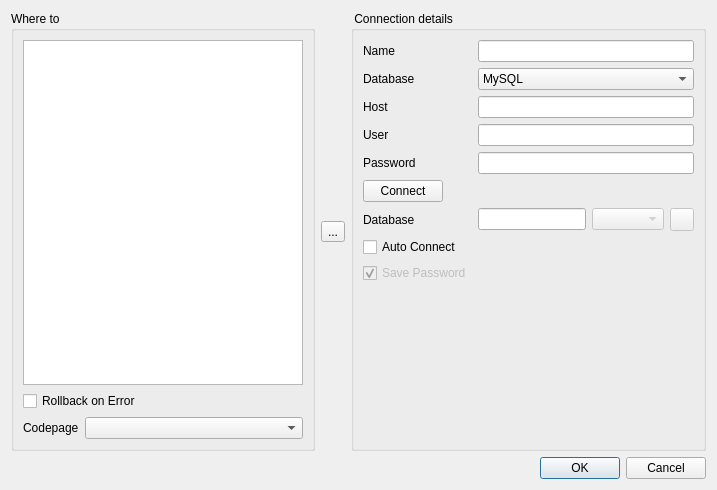
fritzone/ddm, file InjectSqlDialog.ui: the form before one commit.
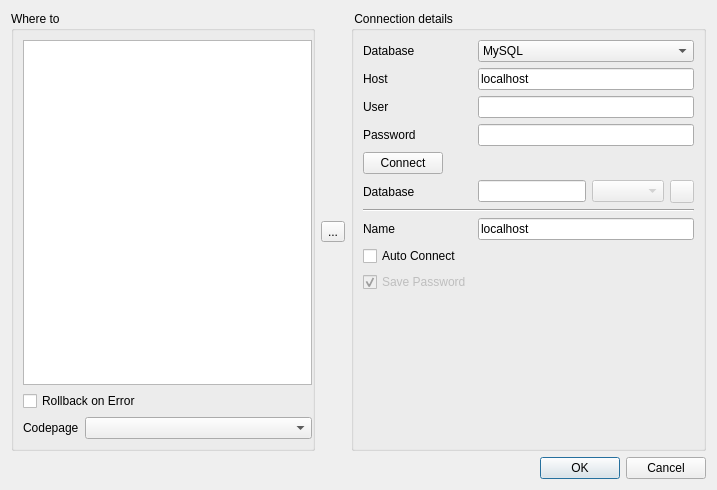
The form after the commit. Icons and pictures are not drawn.

```diff
--- a/InjectSqlDialog.ui
+++ b/InjectSqlDialog.ui
@@ -22,6 +22,9 @@
         <string>Where to</string>
        </property>
        <layout class="QVBoxLayout" name="verticalLayout_3">
+        <property name="rightMargin">
+         <number>0</number>
+        </property>
         <item>
          <widget class="QListWidget" name="lstAllConnections">
           <property name="selectionMode">
@@ -115,16 +118,6 @@
         <property name="fieldGrowthPolicy">
          <enum>QFormLayout::AllNonFixedFieldsGrow</enum>
         </property>
-        <item row="0" column="0">
-         <widget class="QLabel" name="lblConnectionName">
-          <property name="text">
-           <string>Name</string>
-          </property>
-         </widget>
-        </item>
-        <item row="0" column="1">
-         <widget class="QLineEdit" name="txtConnectionName"/>
-        </item>
         <item row="2" column="0">
          <widget class="QLabel" name="lblDatabaseType">
           <property name="text">
@@ -153,7 +146,11 @@
          </widget>
         </item>
         <item row="3" column="1">
-         <widget class="QLineEdit" name="txtDatabaseHost"/>
+         <widget class="QLineEdit" name="txtDatabaseHost">
+          <property name="text">
+           <string>localhost</string>
+          </property>
+         </widget>
         </item>
         <item row="4" column="0">
          <widget class="QLabel" name="label_4">
@@ -179,14 +176,14 @@
           </property>
          </widget>
         </item>
-        <item row="12" column="0">
+        <item row="13" column="0">
          <widget class="QCheckBox" name="chkAutoConnect">
           <property name="text">
            <string>Auto Connect</string>
           </property>
          </widget>
         </item>
-        <item row="13" column="0">
+        <item row="14" column="0">
          <widget class="QCheckBox" name="chkSavePassword">
           <property name="enabled">
            <bool>false</bool>
@@ -263,6 +260,27 @@
           </property>
          </widget>
         </item>
+        <item row="11" column="0">
+         <widget class="QLabel" name="lblConnectionName">
+          <property name="text">
+           <string>Name</string>
+          </property>
+         </widget>
+        </item>
+        <item row="11" column="1">
+         <widget class="QLineEdit" name="txtConnectionName">
+          <property name="text">
+           <string>localhost</string>
+          </property>
+         </widget>
+        </item>
+        <item row="9" column="0" colspan="2">
+         <widget class="Line" name="line">
+          <property name="orientation">
+           <enum>Qt::Horizontal</enum>
+          </property>
+         </widget>
+        </item>
        </layout>
       </widget>
      </item>
```
Left out of the diff: 38 changed lines with no effect on the pictures.
